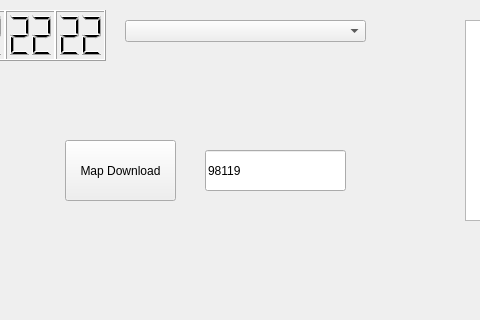
SPUKeenan/MultiFauxionalDashboard, file MultiFauxtionalDashboard/mainwindow.ui: the form before one commit; both pictures show x 295 to 775 and y 0 to 320 of the 1024 by 600 pixel window.
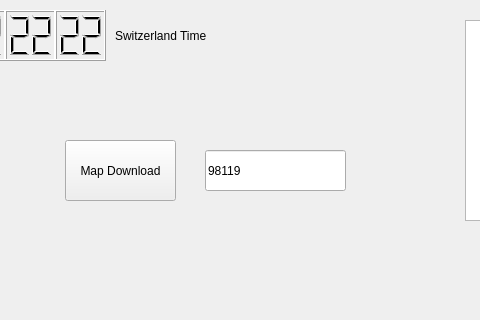
The form after the commit.

Commit message:
Switzerland Timer implemented
I went ahead and implemented the switzerland timezone. Not in the best way but the only way I could figure out wihtou spending a ridiculous amount of time on it.

```diff
--- a/MultiFauxtionalDashboard/mainwindow.ui
+++ b/MultiFauxtionalDashboard/mainwindow.ui
@@ -192,16 +192,6 @@
      <bool>false</bool>
     </attribute>
    </widget>
-   <widget class="QComboBox" name="TimeZoneBox">
-    <property name="geometry">
-     <rect>
-      <x>420</x>
-      <y>20</y>
-      <width>241</width>
-      <height>22</height>
-     </rect>
-    </property>
-   </widget>
    <widget class="QPushButton" name="MapLoadButton">
     <property name="geometry">
      <rect>
@@ -228,6 +218,19 @@
      <string>98119</string>
     </property>
    </widget>
+   <widget class="QLabel" name="label">
+    <property name="geometry">
+     <rect>
+      <x>410</x>
+      <y>20</y>
+      <width>191</width>
+      <height>31</height>
+     </rect>
+    </property>
+    <property name="text">
+     <string>Switzerland Time</string>
+    </property>
+   </widget>
   </widget>
   <widget class="QMenuBar" name="menubar">
    <property name="geometry">
```
The commit also changes 9 other files.
